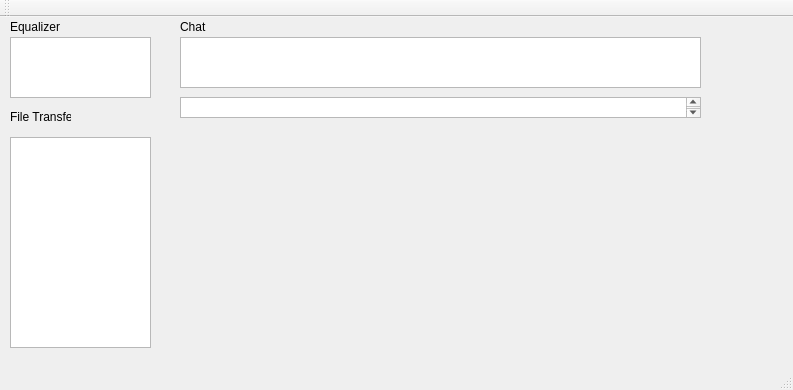
The window that CommAudio/mainwindow.ui (dmblake/ComAudio) describes before a commit, drawn with Qt 5.
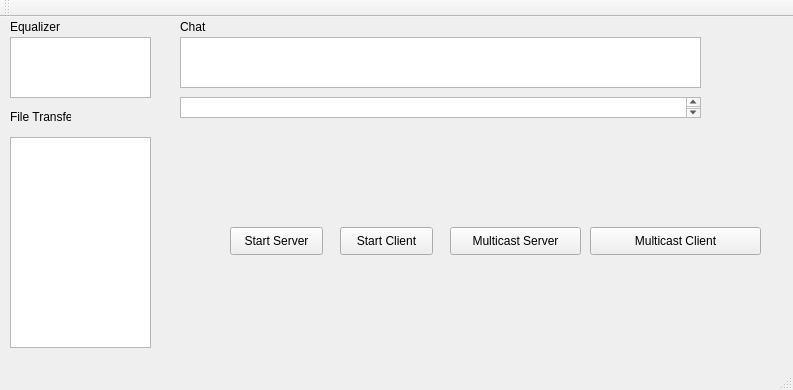
The same window after the commit.

What changed in the file:
```diff
--- a/CommAudio/mainwindow.ui
+++ b/CommAudio/mainwindow.ui
@@ -93,6 +93,58 @@
      </rect>
     </property>
    </widget>
+   <widget class="QPushButton" name="startServerButton">
+    <property name="geometry">
+     <rect>
+      <x>230</x>
+      <y>210</y>
+      <width>93</width>
+      <height>28</height>
+     </rect>
+    </property>
+    <property name="text">
+     <string>Start Server</string>
+    </property>
+   </widget>
+   <widget class="QPushButton" name="startClientButton">
+    <property name="geometry">
+     <rect>
+      <x>340</x>
+      <y>210</y>
+      <width>93</width>
+      <height>28</height>
+     </rect>
+    </property>
+    <property name="text">
+     <string>Start Client</string>
+    </property>
+   </widget>
+   <widget class="QPushButton" name="startMulticastServer">
+    <property name="geometry">
+     <rect>
+      <x>450</x>
+      <y>210</y>
+      <width>131</width>
+      <height>28</height>
+     </rect>
+    </property>
+    <property name="text">
+     <string>Multicast Server</string>
+    </property>
+   </widget>
+   <widget class="QPushButton" name="startClientMulticast">
+    <property name="geometry">
+     <rect>
+      <x>590</x>
+      <y>210</y>
+      <width>171</width>
+      <height>28</height>
+     </rect>
+    </property>
+    <property name="text">
+     <string>Multicast Client</string>
+    </property>
+   </widget>
   </widget>
   <widget class="QMenuBar" name="menuBar">
    <property name="geometry">
```
Left out of the diff: 2 changed lines with no effect on the pictures.
